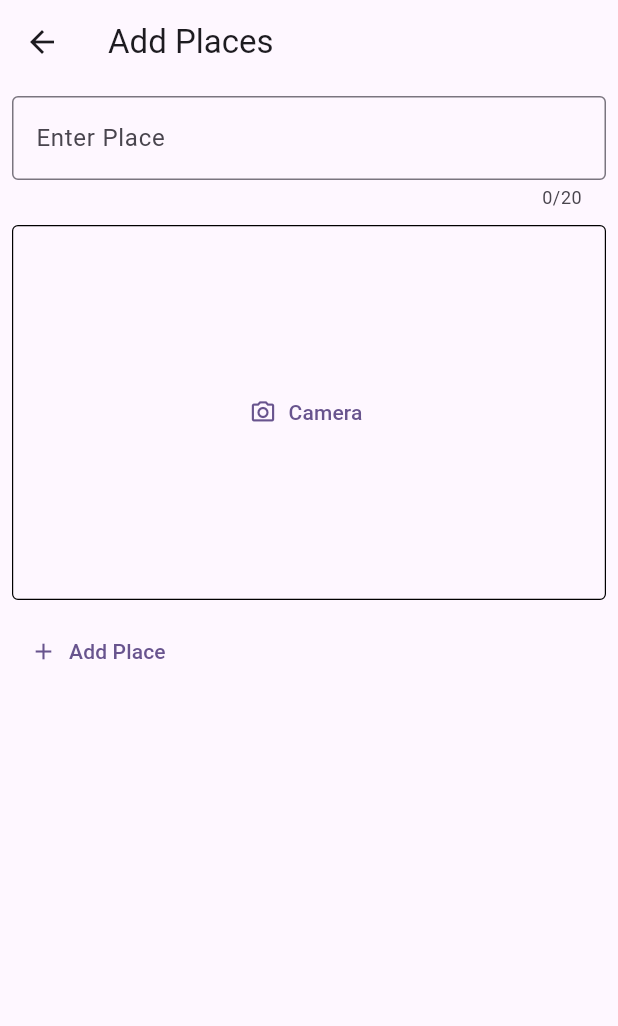
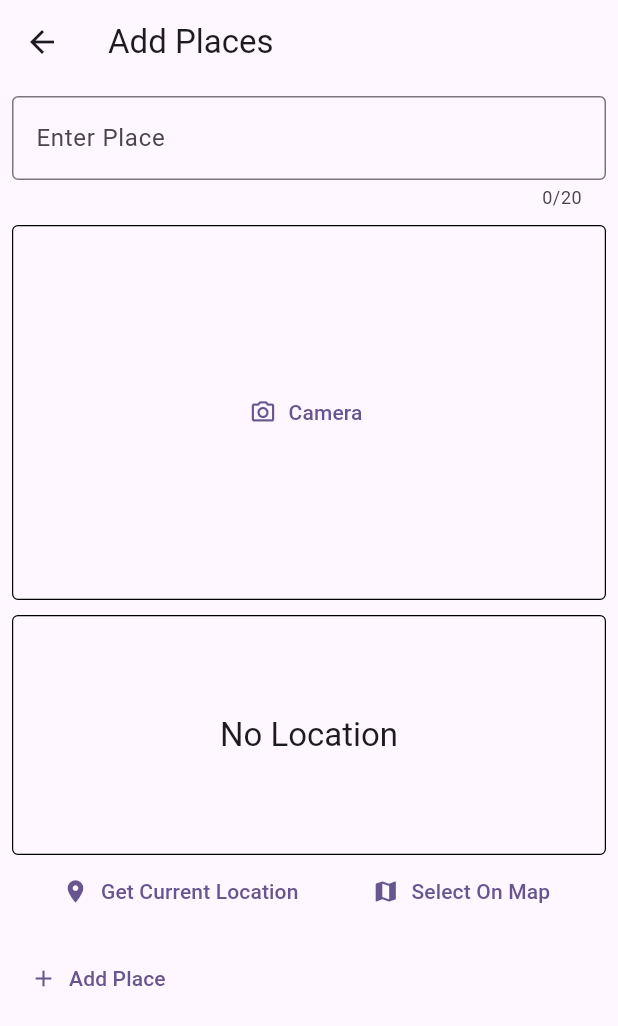
Before and after one commit to JayTheThird/Favorite-Places, a Flutter app: the AddPlaces screen opened directly, on a phone screen of 412 x 824 dp. Shown: the top 1026 px of the screen. Run offline on Flutter 3.47's test engine with Material 3 defaults, Android fonts, the phone set to English and light mode, and no system bars; our stand-ins replace flutter_bloc, gap, image_picker, loading_animation_widget, location.

Commit message:
location and images - added location package - added images in list and place_details - fix kotlin version error to get access location

```diff
--- a/lib/main.dart
+++ b/lib/main.dart
@@ -1,4 +1,4 @@
-import 'package:favorite_places/riverpod/user_places_bloc.dart';
+import 'package:favorite_places/cubit/userplace_cubit.dart';
 import 'package:favorite_places/screen/places.dart';
 import 'package:flutter/material.dart';
 import 'package:flutter_bloc/flutter_bloc.dart';
--- a/lib/model/place.dart
+++ /dev/null
@@ -1,10 +0,0 @@
-import 'package:uuid/uuid.dart';
-
-const uuid = Uuid();
-
-class Place {
-  String id;
-  String place;
-
-  Place({required this.place}) : id = uuid.v4();
-}
--- /dev/null
+++ b/lib/model/place_model.dart
@@ -0,0 +1,13 @@
+import 'dart:io';
+
+import 'package:uuid/uuid.dart';
+
+const uuid = Uuid();
+
+class Place {
+  String id;
+  String place;
+  File image;
+
+  Place({required this.place, required this.image}) : id = uuid.v4();
+}
--- a/lib/screen/add_places.dart
+++ b/lib/screen/add_places.dart
@@ -1,5 +1,8 @@
-import 'package:favorite_places/riverpod/user_places_bloc.dart';
+import 'dart:io';
+
+import 'package:favorite_places/cubit/userplace_cubit.dart';
 import 'package:favorite_places/screen/image_input.dart';
+import 'package:favorite_places/screen/location_input.dart';
 import 'package:flutter/material.dart';
 import 'package:flutter_bloc/flutter_bloc.dart';
 import 'package:gap/gap.dart';
@@ -14,6 +17,7 @@ class AddPlaces extends StatefulWidget {
 class _AddPlacesState extends State<AddPlaces> {
   final _addPlaces = TextEditingController();
   final formKey = GlobalKey<FormState>();
+  File? _selectedImage;
 
   @override
   Widget build(BuildContext context) {
@@ -52,14 +56,20 @@ class _AddPlacesState extends State<AddPlaces> {
                   },
                 ),
                 const Gap(10),
-                const ImageInput(),
+                ImageInput(
+                  onTakeImage: (image) {
+                    _selectedImage = image;
+                  },
+                ),
+                const Gap(10),
+                const LocationInput(),
                 const Gap(10),
                 Row(
                   mainAxisAlignment: MainAxisAlignment.start,
                   children: [
                     TextButton.icon(
                       onPressed: () {
-                        placeBLoc.addPlace(_addPlaces.text);
+                        placeBLoc.addPlace(_addPlaces.text, _selectedImage!);
                         Navigator.of(context).pop();
                       },
                       icon: const Icon(Icons.add),
--- a/lib/screen/image_input.dart
+++ b/lib/screen/image_input.dart
@@ -4,7 +4,9 @@ import 'package:flutter/material.dart';
 import 'package:image_picker/image_picker.dart';
 
 class ImageInput extends StatefulWidget {
-  const ImageInput({super.key});
+  const ImageInput({super.key, required this.onTakeImage});
+
+  final void Function(File image) onTakeImage;
 
   @override
   State<ImageInput> createState() => _ImageInputState();
@@ -30,6 +32,8 @@ class _ImageInputState extends State<ImageInput> {
       _selectedImage = File(takeImage.path);
       _isImageSelected = true;
     });
+
+    widget.onTakeImage(_selectedImage!);
   }
 
   @override
--- /dev/null
+++ b/lib/screen/location_input.dart
@@ -0,0 +1,93 @@
+import 'package:flutter/material.dart';
+import 'package:loading_animation_widget/loading_animation_widget.dart';
+import 'package:location/location.dart';
+
+class LocationInput extends StatefulWidget {
+  const LocationInput({super.key});
+
+  @override
+  State<LocationInput> createState() => _LocationInputState();
+}
+
+class _LocationInputState extends State<LocationInput> {
+  bool _isCurrentLocation = false;
+
+  void getCurrentLocation() async {
+    Location location = new Location();
+
+    bool serviceEnabled;
+    PermissionStatus permissionGranted;
+    LocationData locationData;
+
+    serviceEnabled = await location.serviceEnabled();
+    if (!serviceEnabled) {
+      serviceEnabled = await location.requestService();
+      if (!serviceEnabled) {
+        return;
+      }
+    }
+
+    permissionGranted = await location.hasPermission();
+    if (permissionGranted == PermissionStatus.denied) {
+      permissionGranted = await location.requestPermission();
+      if (permissionGranted != PermissionStatus.granted) {
+        return;
+      }
+    }
+
+    setState(() {
+      _isCurrentLocation = true;
+    });
+
+    locationData = await location.getLocation();
+
+    setState(() {
+      _isCurrentLocation = false;
+    });
+
+    print(locationData.altitude);
+    print(locationData.latitude);
+    print(locationData.accuracy);
+  }
+
+  @override
+  Widget build(BuildContext context) {
+    return Column(
+      children: [
+        Container(
+          height: 160,
+          width: double.infinity,
+          alignment: Alignment.center,
+          decoration: BoxDecoration(
+            border: Border.all(width: 0.8),
+            borderRadius: BorderRadius.circular(4),
+          ),
+          child: _isCurrentLocation
+              ? LoadingAnimationWidget.prograssiveDots(
+                  color: Colors.purple,
+                  size: 40,
+                )
+              : Text(
+                  "No Location",
+                  style: Theme.of(context).textTheme.titleLarge,
+                ),
+        ),
+        Row(
+          mainAxisAlignment: MainAxisAlignment.spaceEvenly,
+          children: [
+            TextButton.icon(
+              onPressed: getCurrentLocation,
+              label: const Text("Get Current Location"),
+              icon: const Icon(Icons.location_on),
+            ),
+            TextButton.icon(
+              onPressed: () {},
+              label: const Text("Select On Map"),
+              icon: const Icon(Icons.map),
+            ),
+          ],
+        ),
+      ],
+    );
+  }
+}
--- a/lib/screen/places.dart
+++ b/lib/screen/places.dart
@@ -1,5 +1,5 @@
-import 'package:favorite_places/model/place.dart';
-import 'package:favorite_places/riverpod/user_places_bloc.dart';
+import 'package:favorite_places/model/place_model.dart';
+import 'package:favorite_places/cubit/userplace_cubit.dart';
 import 'package:favorite_places/screen/add_places.dart';
 import 'package:favorite_places/widgets/places_list.dart';
 import 'package:flutter/material.dart';
--- a/pubspec.yaml
+++ b/pubspec.yaml
@@ -40,6 +40,8 @@ dependencies:
   flutter_bloc: ^8.1.6
   gap: ^3.0.1
   image_picker: ^1.1.2
+  location: ^7.0.0
+  loading_animation_widget: ^1.2.1
 
 dev_dependencies:
   flutter_test:
```
Also changed, not shown: lib/cubit/user_places.dart (added, +13 -0 lines), lib/cubit/userplace_cubit.dart (renamed from lib/riverpod/user_places_bloc.dart, +5 -3 lines), lib/riverpod/user_places.dart (deleted, +0 -13 lines), lib/screen/place_details.dart (+20 -9 lines), lib/widgets/places_list.dart (+9 -2 lines), pubspec.lock, 2 other files.
